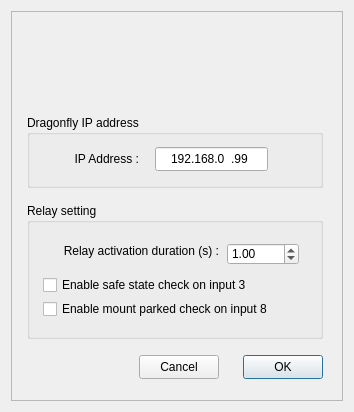
Before: the Qt Designer form Dragonfly.ui in rpineau/Dragonfly, drawn with Qt 5.
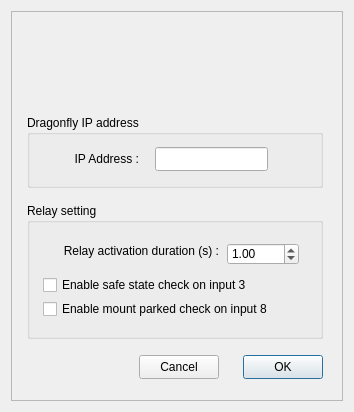
After: the same form once the commit is applied. Icons and pictures are not drawn. Custom widgets are drawn as their Qt base class.

Commit message: Removed the IP address mask in the field as it doesn't help

Diff of the .ui file:
```diff
--- a/Dragonfly.ui
+++ b/Dragonfly.ui
@@ -125,10 +125,10 @@
         </rect>
        </property>
        <property name="inputMask">
-        <string>000.000.000.000</string>
+        <string/>
        </property>
        <property name="text">
-        <string>192.168.0.99</string>
+        <string/>
        </property>
        <property name="alignment">
         <set>Qt::AlignCenter</set>
```
